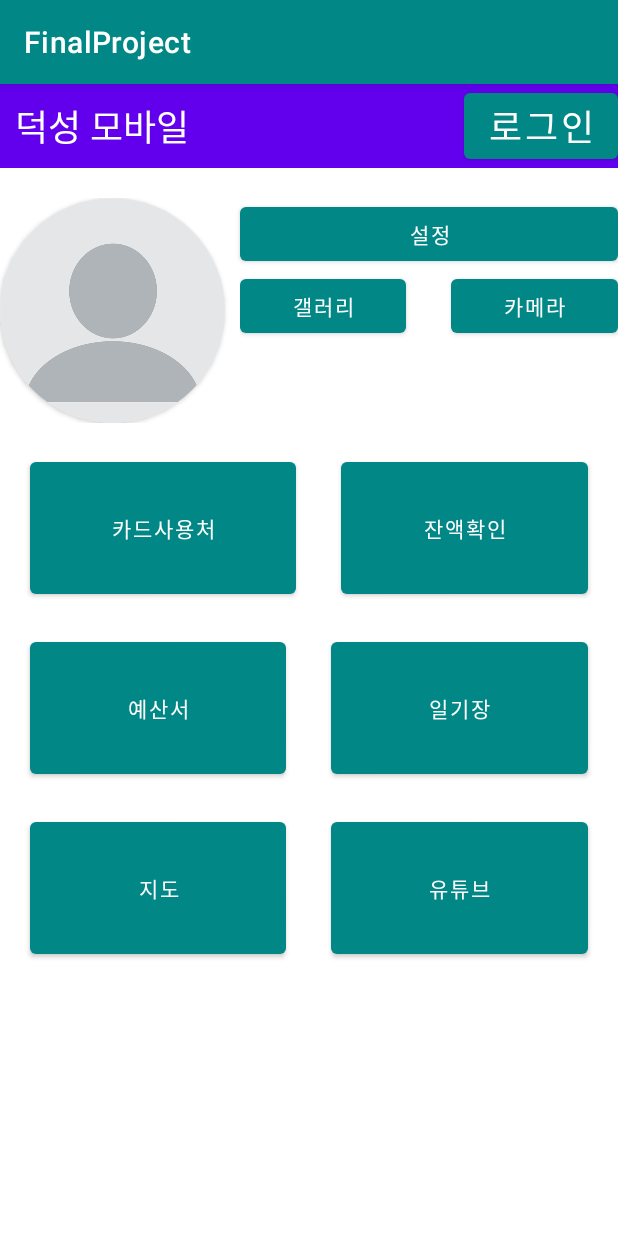
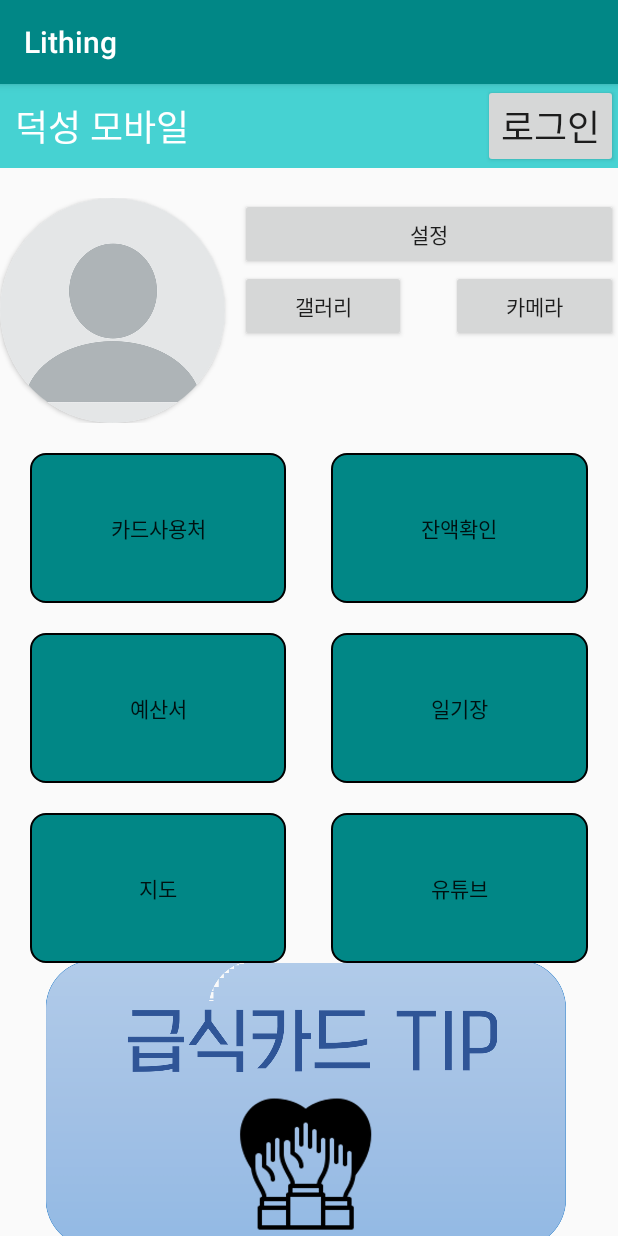
Before and after one commit to hwangsungmin-00/mobileAppFinalProject22, an Android app: the screen it shows after launch (MainActivity), on a phone screen of 412 x 824 dp. Run offline under Robolectric (Android 15) with nearby library versions, the phone set to English and light mode, and no system bars; our stand-ins replace Firebase (no records; nobody signed in at launch, a user with empty details on screens opened directly); libraries missing offline, so code that uses them is left out: com.kakao.sdk, com.tickaroo.tikxml; 15 statements that could not run were skipped.

Commit message:
SharedPreference이용 설정 추가 및 수정, 하단 뷰페이저 이용 컨텐츠 제작

```diff
--- a/FinalProject/app/build.gradle
+++ b/FinalProject/app/build.gradle
@@ -45,6 +45,7 @@ dependencies {
     implementation 'com.google.android.material:material:1.6.0'
     implementation 'androidx.constraintlayout:constraintlayout:2.1.4'
 
+    implementation 'androidx.viewpager2:viewpager2:1.0.0'
     implementation 'com.squareup.retrofit2:retrofit:2.0.0'
     implementation 'com.google.code.gson:gson:2.8.9'
     implementation 'com.squareup.retrofit2:converter-gson:2.9.0'
--- a/FinalProject/app/src/main/java/com/example/finalproject/MainActivity.kt
+++ b/FinalProject/app/src/main/java/com/example/finalproject/MainActivity.kt
@@ -1,8 +1,11 @@
 package com.example.finalproject
 
 import android.content.Intent
+import android.content.SharedPreferences
 import android.graphics.Bitmap
 import android.graphics.BitmapFactory
+import android.graphics.Color
+import android.graphics.Typeface
 import android.net.Uri
 import androidx.appcompat.app.AppCompatActivity
 import android.os.Bundle
@@ -10,6 +13,10 @@ import android.provider.MediaStore
 import android.util.Log
 import android.view.View
 import androidx.activity.result.contract.ActivityResultContracts
+import androidx.fragment.app.Fragment
+import androidx.fragment.app.FragmentActivity
+import androidx.preference.PreferenceManager
+import androidx.viewpager2.adapter.FragmentStateAdapter
 import com.example.finalproject.databinding.ActivityDataBinding
 import com.example.finalproject.databinding.ActivityMainBinding
 import com.kakao.sdk.common.util.Utility
@@ -17,11 +24,31 @@ import com.kakao.sdk.common.util.Utility
 class MainActivity : AppCompatActivity() {
     lateinit var intent1 : Intent
     lateinit var binding : ActivityMainBinding
+
+    lateinit var sharedPreferences: SharedPreferences
+    lateinit var sharedPreferences2: SharedPreferences
+
     override fun onCreate(savedInstanceState: Bundle?) {
         super.onCreate(savedInstanceState)
         //setContentView(R.layout.activity_main)
         binding = ActivityMainBinding.inflate(layoutInflater)
         setContentView(binding.root)
+
+        sharedPreferences = PreferenceManager.getDefaultSharedPreferences(this)
+        val bgColor = sharedPreferences.getString("color", "")
+        binding.rootLayout.setBackgroundColor(Color.parseColor(bgColor))
+        sharedPreferences2 = PreferenceManager.getDefaultSharedPreferences(this)
+        val textShape = sharedPreferences2.getString("textshape", "")
+        binding.openapicome.setTextColor(Color.parseColor(textShape))
+        binding.qrbtn.setTextColor(Color.parseColor(textShape))
+        binding.calculate.setTextColor(Color.parseColor(textShape))
+        binding.diarybtn.setTextColor(Color.parseColor(textShape))
+        binding.mapbtnmain.setTextColor(Color.parseColor(textShape))
+        binding.youtubebtn.setTextColor(Color.parseColor(textShape))
+
+
+
+
 
         //val keyHash = Utility.getKeyHash(this)
         //Log.d("mobileApp", keyHash)
@@ -106,6 +133,26 @@ class MainActivity : AppCompatActivity() {
             requestCameraThumnailLauncher.launch(intent)
         }
 
+        binding.viewpager.adapter=MyFragmentPagerAdapter(this)
+
+
+
+    }
+
+    override fun onResume() {
+        super.onResume()
+        val bgColor = sharedPreferences.getString("color", "")
+        binding.rootLayout.setBackgroundColor(Color.parseColor(bgColor))
+
+        val textShape = sharedPreferences2.getString("textshape", "")
+        binding.openapicome.setTextColor(Color.parseColor(textShape))
+        binding.qrbtn.setTextColor(Color.parseColor(textShape))
+        binding.calculate.setTextColor(Color.parseColor(textShape))
+        binding.diarybtn.setTextColor(Color.parseColor(textShape))
+        binding.mapbtnmain.setTextColor(Color.parseColor(textShape))
+        binding.youtubebtn.setTextColor(Color.parseColor(textShape))
+
+
 
     }
 
@@ -155,4 +202,21 @@ class MainActivity : AppCompatActivity() {
         }
         return inSampleSize
     }
+
+    class MyFragmentPagerAdapter(activity: FragmentActivity): FragmentStateAdapter(activity)
+    {
+        val fragments: List<Fragment>
+        init{
+            fragments=listOf(TwoFragment(), OneFragment())
+
+        }
+
+        override fun getItemCount(): Int {
+            return fragments.size
+        }
+
+        override fun createFragment(position: Int): Fragment {
+            return fragments[position]
+        }
+    }
 }
--- /dev/null
+++ b/FinalProject/app/src/main/java/com/example/finalproject/TwoFragment.kt
@@ -0,0 +1,59 @@
+package com.example.finalproject
+
+import android.os.Bundle
+import androidx.fragment.app.Fragment
+import android.view.LayoutInflater
+import android.view.View
+import android.view.ViewGroup
+
+// TODO: Rename parameter arguments, choose names that match
+// the fragment initialization parameters, e.g. ARG_ITEM_NUMBER
+private const val ARG_PARAM1 = "param1"
+private const val ARG_PARAM2 = "param2"
+
+/**
+ * A simple [Fragment] subclass.
+ * Use the [TwoFragment.newInstance] factory method to
+ * create an instance of this fragment.
+ */
+class TwoFragment : Fragment() {
+    // TODO: Rename and change types of parameters
+    private var param1: String? = null
+    private var param2: String? = null
+
+    override fun onCreate(savedInstanceState: Bundle?) {
+        super.onCreate(savedInstanceState)
+        arguments?.let {
+            param1 = it.getString(ARG_PARAM1)
+            param2 = it.getString(ARG_PARAM2)
+        }
+    }
+
+    override fun onCreateView(
+        inflater: LayoutInflater, container: ViewGroup?,
+        savedInstanceState: Bundle?
+    ): View? {
+        // Inflate the layout for this fragment
+        return inflater.inflate(R.layout.fragment_two, container, false)
+    }
+
+    companion object {
+        /**
+         * Use this factory method to create a new instance of
+         * this fragment using the provided parameters.
+         *
+         * @param param1 Parameter 1.
+         * @param param2 Parameter 2.
+         * @return A new instance of fragment TwoFragment.
+         */
+        // TODO: Rename and change types and number of parameters
+        @JvmStatic
+        fun newInstance(param1: String, param2: String) =
+            TwoFragment().apply {
+                arguments = Bundle().apply {
+                    putString(ARG_PARAM1, param1)
+                    putString(ARG_PARAM2, param2)
+                }
+            }
+    }
+}
--- /dev/null
+++ b/FinalProject/app/src/main/res/drawable/et_link_back2.xml
@@ -0,0 +1,16 @@
+<?xml version="1.0" encoding="utf-8"?>
+<shape xmlns:android="http://schemas.android.com/apk/res/android"
+    android:shape="rectangle">
+    <solid android:color="#FF018786" /> //배경색
+
+    <stroke
+        android:width="1dp"
+        android:color="#000" /> //선색
+    <corners
+        android:topLeftRadius="10dp"
+        android:topRightRadius="10dp"
+        android:bottomLeftRadius="10dp"
+        android:bottomRightRadius="10dp"  /> // 선 휘는각도
+
+    />
+</shape>
--- a/FinalProject/app/src/main/res/layout/activity_main.xml
+++ b/FinalProject/app/src/main/res/layout/activity_main.xml
@@ -5,11 +5,12 @@
     android:layout_width="match_parent"
     android:layout_height="match_parent"
     android:orientation="vertical"
+    android:id="@+id/rootLayout"
     tools:context=".MainActivity">
     <LinearLayout
         android:layout_width="match_parent"
         android:layout_height="wrap_content"
-        android:background="@color/purple_500"
+        android:background="#46d2d2"
         android:id="@+id/linearlog"
         android:orientation="horizontal">
         <TextView
@@ -20,7 +21,7 @@
             android:textColor="@color/white"
             android:padding="10dp"
             android:id="@+id/authTv"
-            android:text="모바일앱" />
+            android:text="Login" />
 
         <Button
             android:layout_width="wrap_content"
@@ -96,6 +97,7 @@
             android:layout_height="100dp"
             android:layout_weight="2"
             android:layout_marginLeft="20dp"
+            android:background="@drawable/et_link_back2"
             android:text="카드사용처"></Button>
         <Button
             android:layout_width="wrap_content"
@@ -104,6 +106,7 @@
             android:layout_weight="2"
             android:layout_marginLeft="30dp"
             android:layout_marginRight="20dp"
+            android:background="@drawable/et_link_back2"
             android:text="잔액확인" />
 
     </LinearLayout>
@@ -119,6 +122,7 @@
             android:id="@+id/calculate"
             android:layout_weight="2"
             android:layout_marginLeft="20dp"
+            android:background="@drawable/et_link_back2"
             android:text="예산서" />
         <Button
             android:layout_width="wrap_content"
@@ -127,6 +131,7 @@
             android:layout_weight="2"
             android:layout_marginLeft="30dp"
             android:layout_marginRight="20dp"
+            android:background="@drawable/et_link_back2"
             android:text="일기장" />
 
     </LinearLayout>
@@ -142,6 +147,7 @@
             android:id="@+id/mapbtnmain"
             android:layout_weight="2"
             android:layout_marginLeft="20dp"
+            android:background="@drawable/et_link_back2"
             android:text="지도" />
 
         <Button
@@ -151,7 +157,18 @@
             android:layout_weight="2"
             android:layout_marginLeft="30dp"
             android:layout_marginRight="20dp"
+            android:background="@drawable/et_link_back2"
             android:text="유튜브" />
+    </LinearLayout>
+
+    <LinearLayout
+        android:layout_width="match_parent"
+        android:layout_height="0dp"
+        android:layout_weight="1">
+        <androidx.viewpager2.widget.ViewPager2
+            android:layout_width="match_parent"
+            android:layout_height="match_parent"
+            android:id="@+id/viewpager"/>
     </LinearLayout>
 
 
--- /dev/null
+++ b/FinalProject/app/src/main/res/layout/fragment_two.xml
@@ -0,0 +1,21 @@
+<?xml version="1.0" encoding="utf-8"?>
+<RelativeLayout xmlns:android="http://schemas.android.com/apk/res/android"
+    xmlns:tools="http://schemas.android.com/tools"
+    android:layout_width="match_parent"
+    android:layout_height="match_parent"
+    tools:context=".TwoFragment">
+
+    <!-- TODO: Update blank fragment layout -->
+    <ImageView
+        android:layout_width="wrap_content"
+        android:layout_height="wrap_content"
+        android:layout_alignParentStart="true"
+        android:layout_alignParentTop="true"
+        android:layout_alignParentBottom="true"
+        android:layout_centerInParent="true"
+        android:layout_marginStart="-4dp"
+        android:layout_marginTop="-2dp"
+        android:layout_marginBottom="-8dp"
+        android:src="@drawable/frag2" />
+
+</RelativeLayout>
--- a/FinalProject/app/src/main/res/values/strings.xml
+++ b/FinalProject/app/src/main/res/values/strings.xml
@@ -1,5 +1,5 @@
 <resources>
-    <string name="app_name">FinalProject</string>
+    <string name="app_name">Lithing</string>
     <!-- TODO: Remove or change this placeholder text -->
     <string name="hello_blank_fragment">Hello blank fragment</string>
 </resources>
--- a/FinalProject/app/src/main/res/values/themes.xml
+++ b/FinalProject/app/src/main/res/values/themes.xml
@@ -1,6 +1,6 @@
 <resources xmlns:tools="http://schemas.android.com/tools">
     <!-- Base application theme. -->
-    <style name="Theme.FinalProject" parent="Theme.MaterialComponents.DayNight.DarkActionBar">
+    <style name="Theme.FinalProject" parent="Theme.AppCompat.DayNight.DarkActionBar">
         <!-- Primary brand color. -->
         <item name="colorPrimary">@color/teal_700</item>
         <item name="colorPrimaryVariant">#d3e8de</item>
```
Also changed, not shown: FinalProject/app/src/main/java/com/example/finalproject/MySettingFragment.kt (+40 -9 lines), FinalProject/app/src/main/java/com/example/finalproject/OneFragment.kt (added, +59 -0 lines), FinalProject/app/src/main/res/layout/fragment_one.xml (added, +24 -0 lines), FinalProject/app/src/main/res/values/arrays.xml (added, +37 -0 lines), FinalProject/app/src/main/res/xml/settings.xml (+35 -7 lines), FinalProject/app/src/main/res/drawable/conven.png (added), FinalProject/app/src/main/res/drawable/frag2.png (added).
